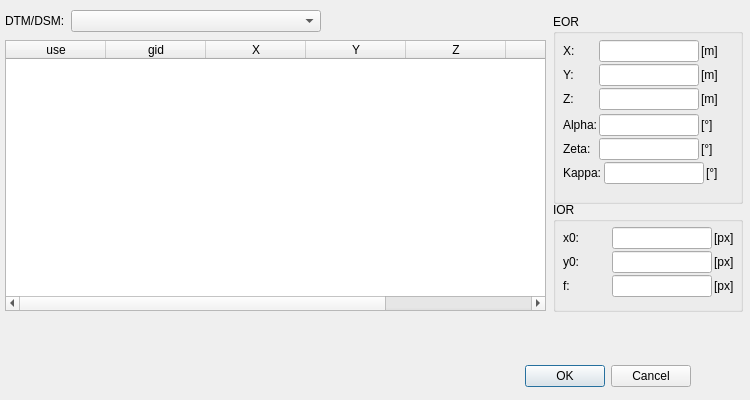
smfloery/moniQue, file moniQue/gui/mono_plot_orient_dialog.ui: the form before one commit.
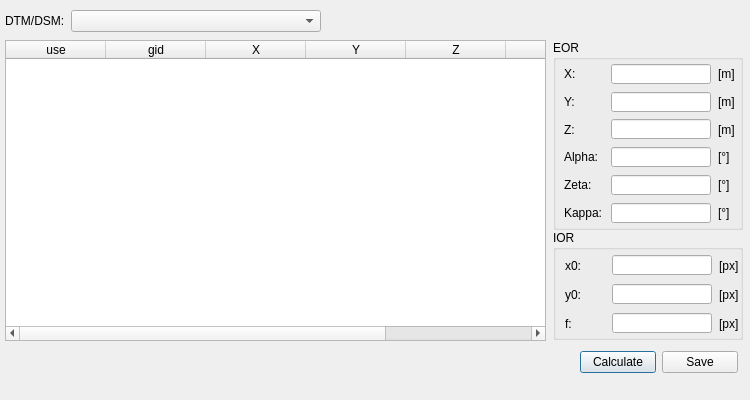
The form after the commit.

Commit message: Display GCPs in orientation tool.

Diff of the .ui file:
```diff
--- a/moniQue/gui/mono_plot_orient_dialog.ui
+++ b/moniQue/gui/mono_plot_orient_dialog.ui
@@ -25,34 +25,33 @@
   <property name="windowTitle">
    <string>Dialog</string>
   </property>
-  <widget class="QDialogButtonBox" name="buttonBox">
-   <property name="geometry">
-    <rect>
-     <x>350</x>
-     <y>360</y>
-     <width>341</width>
-     <height>32</height>
-    </rect>
-   </property>
-   <property name="orientation">
-    <enum>Qt::Horizontal</enum>
-   </property>
-   <property name="standardButtons">
-    <set>QDialogButtonBox::Cancel|QDialogButtonBox::Ok</set>
-   </property>
-  </widget>
   <widget class="QTableWidget" name="table_gcps">
    <property name="geometry">
     <rect>
      <x>5</x>
      <y>40</y>
      <width>541</width>
-     <height>271</height>
+     <height>301</height>
     </rect>
    </property>
    <property name="sizeAdjustPolicy">
     <enum>QAbstractScrollArea::AdjustToContentsOnFirstShow</enum>
    </property>
+   <property name="editTriggers">
+    <set>QAbstractItemView::NoEditTriggers</set>
+   </property>
+   <property name="alternatingRowColors">
+    <bool>true</bool>
+   </property>
+   <property name="selectionMode">
+    <enum>QAbstractItemView::NoSelection</enum>
+   </property>
+   <property name="selectionBehavior">
+    <enum>QAbstractItemView::SelectRows</enum>
+   </property>
+   <attribute name="horizontalHeaderHighlightSections">
+    <bool>true</bool>
+   </attribute>
    <column>
     <property name="text">
      <string>use</string>
@@ -93,7 +92,7 @@
    <property name="geometry">
     <rect>
      <x>553</x>
-     <y>14</y>
+     <y>40</y>
      <width>190</width>
      <height>190</height>
     </rect>
@@ -107,45 +106,47 @@
    <property name="maximumSize">
     <size>
      <width>190</width>
-     <height>190</height>
+     <height>200</height>
     </size>
    </property>
+   <property name="layoutDirection">
+    <enum>Qt::LeftToRight</enum>
+   </property>
    <property name="title">
     <string>EOR</string>
    </property>
-   <widget class="QWidget" name="layoutWidget">
+   <property name="flat">
+    <bool>true</bool>
+   </property>
+   <property name="checkable">
+    <bool>false</bool>
+   </property>
+   <widget class="QWidget" name="">
     <property name="geometry">
      <rect>
       <x>10</x>
-      <y>10</y>
-      <width>171</width>
-      <height>86</height>
+      <y>23</y>
+      <width>176</width>
+      <height>161</height>
      </rect>
     </property>
-    <layout class="QVBoxLayout" name="verticalLayout_2">
-     <property name="spacing">
-      <number>2</number>
-     </property>
-     <property name="sizeConstraint">
-      <enum>QLayout::SetMaximumSize</enum>
-     </property>
-     <item>
-      <spacer name="verticalSpacer">
-       <property name="orientation">
-        <enum>Qt::Vertical</enum>
-       </property>
-       <property name="sizeHint" stdset="0">
-        <size>
-         <width>20</width>
-         <height>10</height>
-        </size>
-       </property>
-      </spacer>
-     </item>
+    <layout class="QVBoxLayout" name="verticalLayout">
      <item>
       <layout class="QHBoxLayout" name="horizontalLayout_2">
        <item>
         <widget class="QLabel" name="label_2">
+         <property name="minimumSize">
+          <size>
+           <width>40</width>
+           <height>0</height>
+          </size>
+         </property>
+         <property name="maximumSize">
+          <size>
+           <width>40</width>
+           <height>16777215</height>
+          </size>
+         </property>
          <property name="lineWidth">
           <number>0</number>
          </property>
@@ -154,22 +155,6 @@
          </property>
         </widget>
        </item>
-       <item>
-        <spacer name="horizontalSpacer_2">
-         <property name="orientation">
-          <enum>Qt::Horizontal</enum>
-         </property>
-         <property name="sizeType">
-          <enum>QSizePolicy::Preferred</enum>
-         </property>
-         <property name="sizeHint" stdset="0">
-          <size>
-           <width>0</width>
-           <height>20</height>
-          </size>
-         </property>
-        </spacer>
-       </item>
        <item>
         <widget class="QLineEdit" name="line_prc_x">
          <property name="enabled">
@@ -178,13 +163,13 @@
          <property name="minimumSize">
           <size>
            <width>100</width>
-           <height>0</height>
+           <height>20</height>
           </size>
          </property>
          <property name="maximumSize">
           <size>
            <width>100</width>
-           <height>16777215</height>
+           <height>20</height>
           </size>
          </property>
          <property name="readOnly">
@@ -194,6 +179,18 @@
        </item>
        <item>
         <widget class="QLabel" name="label_11">
+         <property name="minimumSize">
+          <size>
+           <width>20</width>
+           <height>0</height>
+          </size>
+         </property>
+         <property name="maximumSize">
+          <size>
+           <width>20</width>
+           <height>16777215</height>
+          </size>
+         </property>
          <property name="text">
           <string>[m]</string>
          </property>
@@ -205,39 +202,35 @@
       <layout class="QHBoxLayout" name="horizontalLayout_3">
        <item>
         <widget class="QLabel" name="label_3">
+         <property name="minimumSize">
+          <size>
+           <width>40</width>
+           <height>0</height>
+          </size>
+         </property>
+         <property name="maximumSize">
+          <size>
+           <width>40</width>
+           <height>16777215</height>
+          </size>
+         </property>
          <property name="text">
           <string>Y:</string>
          </property>
         </widget>
        </item>
-       <item>
-        <spacer name="horizontalSpacer_3">
-         <property name="orientation">
-          <enum>Qt::Horizontal</enum>
-         </property>
-         <property name="sizeType">
-          <enum>QSizePolicy::Preferred</enum>
-         </property>
-         <property name="sizeHint" stdset="0">
-          <size>
-           <width>0</width>
-           <height>20</height>
-          </size>
-         </property>
-        </spacer>
-       </item>
        <item>
         <widget class="QLineEdit" name="line_prc_y">
          <property name="minimumSize">
           <size>
            <width>100</width>
-           <height>0</height>
+           <height>20</height>
           </size>
          </property>
          <property name="maximumSize">
           <size>
            <width>100</width>
-           <height>16777215</height>
+           <height>20</height>
           </size>
          </property>
          <property name="readOnly">
@@ -247,6 +240,18 @@
        </item>
        <item>
         <widget class="QLabel" name="label_12">
+         <property name="minimumSize">
+          <size>
+           <width>20</width>
+           <height>0</height>
+          </size>
+         </property>
+         <property name="maximumSize">
+          <size>
+           <width>20</width>
+           <height>16777215</height>
+          </size>
+         </property>
          <property name="text">
           <string>[m]</string>
          </property>
@@ -258,39 +263,35 @@
       <layout class="QHBoxLayout" name="horizontalLayout_4">
        <item>
         <widget class="QLabel" name="label_4">
+         <property name="minimumSize">
+          <size>
+           <width>40</width>
+           <height>0</height>
+          </size>
+         </property>
+         <property name="maximumSize">
+          <size>
+           <width>40</width>
+           <height>16777215</height>
+          </size>
+         </property>
          <property name="text">
           <string>Z:</string>
          </property>
         </widget>
        </item>
-       <item>
-        <spacer name="horizontalSpacer_4">
-         <property name="orientation">
-          <enum>Qt::Horizontal</enum>
-         </property>
-         <property name="sizeType">
-          <enum>QSizePolicy::Preferred</enum>
-         </property>
-         <property name="sizeHint" stdset="0">
-          <size>
-           <width>0</width>
-           <height>20</height>
-          </size>
-         </property>
-        </spacer>
-       </item>
        <item>
         <widget class="QLineEdit" name="line_prc_z">
          <property name="minimumSize">
           <size>
            <width>100</width>
-           <height>0</height>
+           <height>20</height>
           </size>
          </property>
          <property name="maximumSize">
           <size>
            <width>100</width>
-           <height>16777215</height>
+           <height>20</height>
           </size>
          </property>
          <property name="readOnly">
@@ -300,6 +301,18 @@
        </item>
        <item>
         <widget class="QLabel" name="label_13">
+         <property name="minimumSize">
+          <size>
+           <width>20</width>
+           <height>0</height>
+          </size>
+         </property>
+         <property name="maximumSize">
+          <size>
+           <width>20</width>
+           <height>16777215</height>
+          </size>
+         </property>
          <property name="text">
           <string>[m]</string>
          </property>
@@ -307,61 +320,39 @@
        </item>
       </layout>
      </item>
-    </layout>
-   </widget>
-   <widget class="QWidget" name="layoutWidget">
-    <property name="geometry">
-     <rect>
-      <x>10</x>
-      <y>100</y>
-      <width>171</width>
-      <height>80</height>
-     </rect>
-    </property>
-    <layout class="QVBoxLayout" name="verticalLayout_3">
-     <property name="spacing">
-      <number>2</number>
-     </property>
-     <property name="sizeConstraint">
-      <enum>QLayout::SetMaximumSize</enum>
-     </property>
      <item>
       <layout class="QHBoxLayout" name="horizontalLayout_5">
        <item>
         <widget class="QLabel" name="label_5">
+         <property name="minimumSize">
+          <size>
+           <width>40</width>
+           <height>0</height>
+          </size>
+         </property>
+         <property name="maximumSize">
+          <size>
+           <width>40</width>
+           <height>16777215</height>
+          </size>
+         </property>
          <property name="text">
           <string>Alpha:</string>
          </property>
         </widget>
        </item>
-       <item>
-        <spacer name="horizontalSpacer_5">
-         <property name="orientation">
-          <enum>Qt::Horizontal</enum>
-         </property>
-         <property name="sizeType">
-          <enum>QSizePolicy::Preferred</enum>
-         </property>
-         <property name="sizeHint" stdset="0">
-          <size>
-           <width>0</width>
-           <height>20</height>
-          </size>
-         </property>
-        </spacer>
-       </item>
        <item>
         <widget class="QLineEdit" name="line_alpha">
          <property name="minimumSize">
           <size>
            <width>100</width>
-           <height>0</height>
+           <height>20</height>
           </size>
          </property>
          <property name="maximumSize">
           <size>
            <width>100</width>
-           <height>16777214</height>
+           <height>20</height>
           </size>
          </property>
          <property name="readOnly">
@@ -371,6 +362,18 @@
        </item>
        <item>
         <widget class="QLabel" name="label_14">
+         <property name="minimumSize">
+          <size>
+           <width>20</width>
+           <height>0</height>
+          </size>
+         </property>
+         <property name="maximumSize">
+          <size>
+           <width>20</width>
+           <height>16777215</height>
+          </size>
+         </property>
          <property name="text">
           <string>[°]</string>
          </property>
@@ -382,39 +385,35 @@
       <layout class="QHBoxLayout" name="horizontalLayout_6">
        <item>
         <widget class="QLabel" name="label_6">
+         <property name="minimumSize">
+          <size>
+           <width>40</width>
+           <height>0</height>
+          </size>
+         </property>
+         <property name="maximumSize">
+          <size>
+           <width>40</width>
+           <height>16777215</height>
+          </size>
+         </property>
          <property name="text">
           <string>Zeta:</string>
          </property>
         </widget>
        </item>
-       <item>
-        <spacer name="horizontalSpacer_6">
-         <property name="orientation">
-          <enum>Qt::Horizontal</enum>
-         </property>
-         <property name="sizeType">
-          <enum>QSizePolicy::Preferred</enum>
-         </property>
-         <property name="sizeHint" stdset="0">
-          <size>
-           <width>0</width>
-           <height>20</height>
-          </size>
-         </property>
-        </spacer>
-       </item>
        <item>
         <widget class="QLineEdit" name="line_zeta">
          <property name="minimumSize">
           <size>
            <width>100</width>
-           <height>0</height>
+           <height>20</height>
           </size>
          </property>
          <property name="maximumSize">
           <size>
            <width>100</width>
-           <height>16777215</height>
+           <height>20</height>
           </size>
          </property>
          <property name="readOnly">
@@ -424,6 +423,18 @@
        </item>
        <item>
         <widget class="QLabel" name="label_15">
+         <property name="minimumSize">
+          <size>
+           <width>20</width>
+           <height>0</height>
+          </size>
+         </property>
+         <property name="maximumSize">
+          <size>
+           <width>20</width>
+           <height>16777215</height>
+          </size>
+         </property>
          <property name="text">
           <string>[°]</string>
          </property>
@@ -435,39 +446,35 @@
       <layout class="QHBoxLayout" name="horizontalLayout_7">
        <item>
         <widget class="QLabel" name="label_7">
+         <property name="minimumSize">
+          <size>
+           <width>40</width>
+           <height>0</height>
+          </size>
+         </property>
+         <property name="maximumSize">
+          <size>
+           <width>40</width>
+           <height>16777215</height>
+          </size>
+         </property>
          <property name="text">
           <string>Kappa:</string>
          </property>
         </widget>
        </item>
-       <item>
-        <spacer name="horizontalSpacer_7">
-         <property name="orientation">
-          <enum>Qt::Horizontal</enum>
-         </property>
-         <property name="sizeType">
-          <enum>QSizePolicy::Preferred</enum>
-         </property>
-         <property name="sizeHint" stdset="0">
-          <size>
-           <width>0</width>
-           <height>20</height>
-          </size>
-         </property>
-        </spacer>
-       </item>
        <item>
         <widget class="QLineEdit" name="line_kappa">
          <property name="minimumSize">
           <size>
            <width>100</width>
-           <height>0</height>
+           <height>20</height>
           </size>
          </property>
          <property name="maximumSize">
           <size>
            <width>100</width>
-           <height>16777215</height>
+           <height>20</height>
           </size>
          </property>
          <property name="readOnly">
@@ -477,6 +484,18 @@
        </item>
        <item>
         <widget class="QLabel" name="label_16">
+         <property name="minimumSize">
+          <size>
+           <width>20</width>
+           <height>0</height>
+          </size>
+         </property>
+         <property name="maximumSize">
+          <size>
+           <width>20</width>
+           <height>16777215</height>
+          </size>
+         </property>
          <property name="text">
           <string>[°]</string>
          </property>
@@ -484,19 +503,6 @@
        </item>
       </layout>
      </item>
-     <item>
-      <spacer name="verticalSpacer_2">
-       <property name="orientation">
-        <enum>Qt::Vertical</enum>
-       </property>
-       <property name="sizeHint" stdset="0">
-        <size>
-         <width>20</width>
-         <height>10</height>
-        </size>
-       </property>
-      </spacer>
-     </item>
     </layout>
    </widget>
   </widget>
@@ -504,7 +510,7 @@
    <property name="geometry">
     <rect>
      <x>553</x>
-     <y>202</y>
+     <y>230</y>
      <width>190</width>
      <height>110</height>
     </rect>
@@ -525,62 +531,39 @@
     <string>IOR</string>
    </property>
    <property name="flat">
-    <bool>false</bool>
+    <bool>true</bool>
    </property>
-   <widget class="QWidget" name="layoutWidget">
+   <widget class="QWidget" name="">
     <property name="geometry">
      <rect>
-      <x>10</x>
-      <y>20</y>
-      <width>171</width>
-      <height>80</height>
+      <x>11</x>
+      <y>24</y>
+      <width>176</width>
+      <height>81</height>
      </rect>
     </property>
-    <layout class="QVBoxLayout" name="verticalLayout">
-     <property name="spacing">
-      <number>2</number>
-     </property>
-     <property name="sizeConstraint">
-      <enum>QLayout::SetMaximumSize</enum>
-     </property>
-     <item>
-      <spacer name="verticalSpacer_4">
-       <property name="orientation">
-        <enum>Qt::Vertical</enum>
-       </property>
-       <property name="sizeHint" stdset="0">
-        <size>
-         <width>20</width>
-         <height>40</height>
-        </size>
-       </property>
-      </spacer>
-     </item>
+    <layout class="QVBoxLayout" name="verticalLayout_2">
      <item>
       <layout class="QHBoxLayout" name="horizontalLayout_8">
        <item>
         <widget class="QLabel" name="label_8">
+         <property name="minimumSize">
+          <size>
+           <width>40</width>
+           <height>0</height>
+          </size>
+         </property>
+         <property name="maximumSize">
+          <size>
+           <width>40</width>
+           <height>16777215</height>
+          </size>
+         </property>
          <property name="text">
           <string>x0:</string>
          </property>
         </widget>
        </item>
-       <item>
-        <spacer name="horizontalSpacer_8">
-         <property name="orientation">
-          <enum>Qt::Horizontal</enum>
-         </property>
-         <property name="sizeType">
-          <enum>QSizePolicy::MinimumExpanding</enum>
-         </property>
-         <property name="sizeHint" stdset="0">
-          <size>
-           <width>10</width>
-           <height>20</height>
-          </size>
-         </property>
-        </spacer>
-       </item>
        <item>
         <widget class="QLineEdit" name="line_x0">
          <property name="enabled">
@@ -589,13 +572,13 @@
          <property name="minimumSize">
           <size>
            <width>100</width>
-           <height>0</height>
+           <height>20</height>
           </size>
          </property>
          <property name="maximumSize">
           <size>
            <width>100</width>
-           <height>16777215</height>
+           <height>20</height>
           </size>
          </property>
          <property name="readOnly">
@@ -605,6 +588,18 @@
        </item>
        <item>
         <widget class="QLabel" name="label_17">
+         <property name="minimumSize">
+          <size>
+           <width>20</width>
+           <height>0</height>
+          </size>
+         </property>
+         <property name="maximumSize">
+          <size>
+           <width>20</width>
+           <height>16777215</height>
+          </size>
+         </property>
          <property name="text">
           <string>[px]</string>
          </property>
@@ -616,39 +611,35 @@
       <layout class="QHBoxLayout" name="horizontalLayout_9">
        <item>
         <widget class="QLabel" name="label_9">
+         <property name="minimumSize">
+          <size>
+           <width>40</width>
+           <height>0</height>
+          </size>
+         </property>
+         <property name="maximumSize">
+          <size>
+           <width>40</width>
+           <height>16777215</height>
+          </size>
+         </property>
          <property name="text">
           <string>y0:</string>
          </property>
         </widget>
        </item>
-       <item>
-        <spacer name="horizontalSpacer_9">
-         <property name="orientation">
-          <enum>Qt::Horizontal</enum>
-         </property>
-         <property name="sizeType">
-          <enum>QSizePolicy::MinimumExpanding</enum>
-         </property>
-         <property name="sizeHint" stdset="0">
-          <size>
-           <width>10</width>
-           <height>20</height>
-          </size>
-         </property>
-        </spacer>
-       </item>
        <item>
         <widget class="QLineEdit" name="line_y0">
          <property name="minimumSize">
           <size>
            <width>100</width>
-           <height>0</height>
+           <height>20</height>
           </size>
          </property>
          <property name="maximumSize">
           <size>
            <width>100</width>
-           <height>16777215</height>
+           <height>20</height>
           </size>
          </property>
          <property name="readOnly">
@@ -658,6 +649,18 @@
        </item>
        <item>
         <widget class="QLabel" name="label_18">
+         <property name="minimumSize">
+          <size>
+           <width>20</width>
+           <height>0</height>
+          </size>
+         </property>
+         <property name="maximumSize">
+          <size>
+           <width>20</width>
+           <height>16777215</height>
+          </size>
+         </property>
          <property name="text">
           <string>[px]</string>
          </property>
@@ -669,39 +672,35 @@
       <layout class="QHBoxLayout" name="horizontalLayout_10">
        <item>
         <widget class="QLabel" name="label_10">
+         <property name="minimumSize">
+          <size>
+           <width>40</width>
+           <height>0</height>
+          </size>
+         </property>
+         <property name="maximumSize">
+          <size>
+           <width>40</width>
+           <height>16777215</height>
+          </size>
+         </property>
          <property name="text">
           <string>f:</string>
          </property>
         </widget>
        </item>
-       <item>
-        <spacer name="horizontalSpacer_10">
-         <property name="orientation">
-          <enum>Qt::Horizontal</enum>
-         </property>
-         <property name="sizeType">
-          <enum>QSizePolicy::MinimumExpanding</enum>
-         </property>
-         <property name="sizeHint" stdset="0">
-          <size>
-           <width>10</width>
-           <height>20</height>
-          </size>
-         </property>
-        </spacer>
-       </item>
        <item>
         <widget class="QLineEdit" name="line_f">
          <property name="minimumSize">
           <size>
            <width>100</width>
-           <height>0</height>
+           <height>20</height>
           </size>
          </property>
          <property name="maximumSize">
           <size>
            <width>100</width>
-           <height>16777215</height>
+           <height>20</height>
           </size>
          </property>
          <property name="readOnly">
@@ -711,6 +710,18 @@
        </item>
        <item>
         <widget class="QLabel" name="label_19">
+         <property name="minimumSize">
+          <size>
+           <width>20</width>
+           <height>0</height>
+          </size>
+         </property>
+         <property name="maximumSize">
+          <size>
+           <width>20</width>
+           <height>16777215</height>
+          </size>
+         </property>
          <property name="text">
           <string>[px]</string>
          </property>
@@ -718,19 +729,6 @@
        </item>
       </layout>
      </item>
-     <item>
-      <spacer name="verticalSpacer_3">
-       <property name="orientation">
-        <enum>Qt::Vertical</enum>
-       </property>
-       <property name="sizeHint" stdset="0">
-        <size>
-         <width>20</width>
-         <height>40</height>
-        </size>
-       </property>
-      </spacer>
-     </item>
     </layout>
    </widget>
   </widget>
@@ -782,6 +780,32 @@
     </item>
    </layout>
   </widget>
+  <widget class="QWidget" name="">
+   <property name="geometry">
+    <rect>
+     <x>580</x>
+     <y>350</y>
+     <width>158</width>
+     <height>25</height>
+    </rect>
+   </property>
+   <layout class="QHBoxLayout" name="horizontalLayout_11">
+    <item>
+     <widget class="QPushButton" name="btn_calculate">
+      <property name="text">
+       <string>Calculate</string>
+      </property>
+     </widget>
+    </item>
+    <item>
+     <widget class="QPushButton" name="pushButton_2">
+      <property name="text">
+       <string>Save</string>
+      </property>
+     </widget>
+    </item>
+   </layout>
+  </widget>
  </widget>
  <resources/>
  <connections>
```
Left out of the diff: 35 changed lines with no effect on the pictures. The commit also changes 2 other files.
